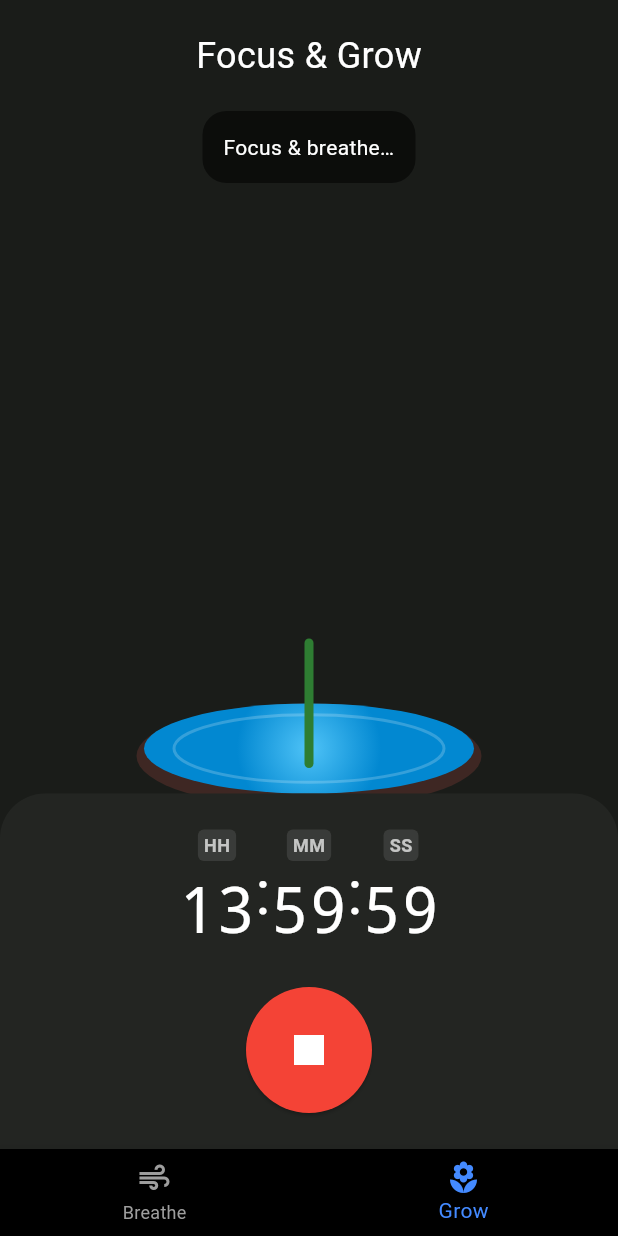
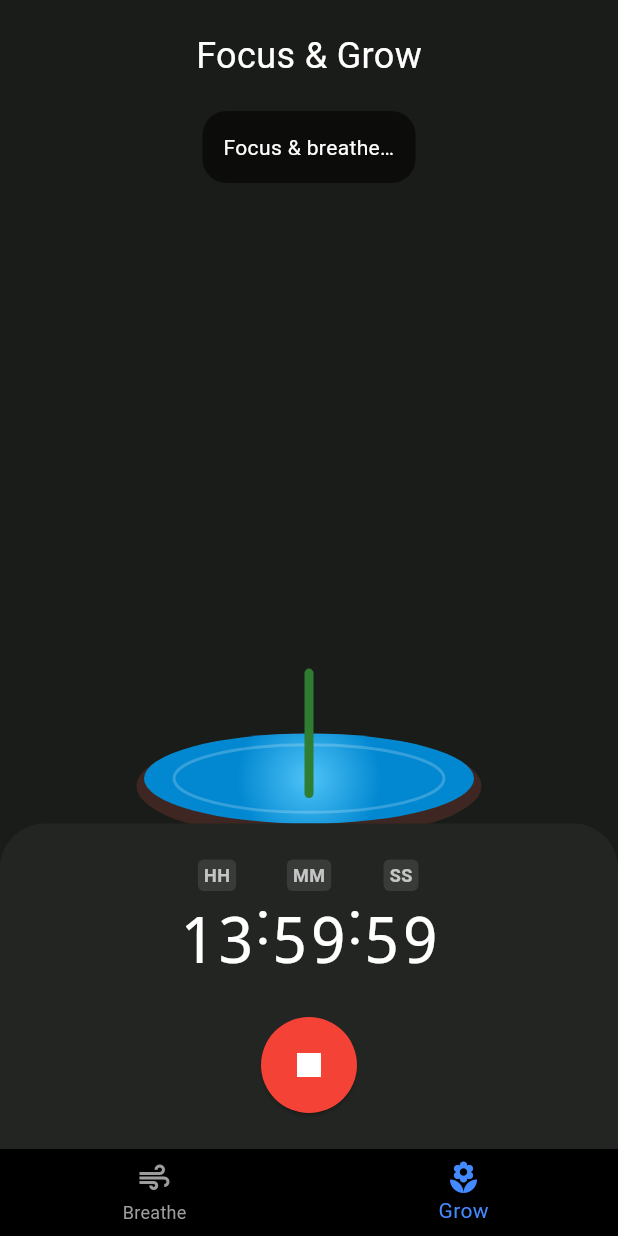
Before and after one commit to atharvamahabal/QuietSpace, a Flutter app: the screen it shows after launch, item 2 of the bottom bar chosen, scrolled down 576 dp, after a tap on the "play arrow" icon, on a phone screen of 412 x 824 dp. Run offline on Flutter 3.47's test engine with Material 3 defaults, Android fonts, the phone set to English and light mode, and no system bars; our stand-ins replace audioplayers, confetti.

Commit message:
update 1.1

```diff
--- a/lib/plant_timer_page.dart
+++ b/lib/plant_timer_page.dart
@@ -1,6 +1,7 @@
 import 'dart:math';
 import 'package:flutter/material.dart';
 import 'package:confetti/confetti.dart';
+import 'package:audioplayers/audioplayers.dart';
 
 enum FlowerType { sunflower, rose, lotus }
 
@@ -18,6 +19,7 @@ class _PlantTimerPageState extends State<PlantTimerPage>
 
   AnimationController? _timerController;
   late ConfettiController _confettiController;
+  final AudioPlayer _audioPlayer = AudioPlayer();
 
   int _hours = 0;
   int _minutes = 0;
@@ -79,6 +81,7 @@ class _PlantTimerPageState extends State<PlantTimerPage>
     _growthController.dispose();
     _timerController?.dispose();
     _confettiController.dispose();
+    _audioPlayer.dispose();
     super.dispose();
   }
 
@@ -93,6 +96,14 @@ class _PlantTimerPageState extends State<PlantTimerPage>
       _motivationalMessage = "Focus & breathe…";
       _milestone25 = _milestone50 = _milestone75 = _milestone100 = false;
     });
+
+    // Start ambient music
+    _audioPlayer.setReleaseMode(ReleaseMode.loop);
+    try {
+      _audioPlayer.play(AssetSource('sounds/ambient.mp3'));
+    } catch (e) {
+      debugPrint("Error playing audio: $e");
+    }
 
     _growthController.duration = Duration(seconds: duration);
     _growthController.forward(from: 0);
@@ -131,6 +142,7 @@ class _PlantTimerPageState extends State<PlantTimerPage>
 
     _timerController!.addStatusListener((status) {
       if (status == AnimationStatus.dismissed) {
+        _audioPlayer.stop(); // Stop audio when timer finishes
         setState(() {
           _isRunning = false;
           _currentSeconds = 0;
@@ -277,10 +289,10 @@ class _PlantTimerPageState extends State<PlantTimerPage>
                           backgroundColor:
                               _isRunning ? Colors.red : Colors.green,
                           shape: const CircleBorder(),
-                          padding: const EdgeInsets.all(22),
+                          padding: const EdgeInsets.all(16),
                         ),
                         child: Icon(_isRunning ? Icons.stop : Icons.play_arrow,
-                            size: 40, color: Colors.white),
+                            size: 32, color: Colors.white),
                       ),
                     ],
                   ),
@@ -439,7 +451,7 @@ class PlantPainter extends CustomPainter {
   void paint(Canvas canvas, Size size) {
     final centerX = size.width / 2;
     final bottomY = size.height - 30;
-    final stemHeight = 220 * growth;
+    final stemHeight = 160 * growth;
 
     // Calculate the actual start of the plant stem (top of pot/soil)
     // Pot height is 70, so top is bottomY - 70. Soil is slightly curved above that.
--- a/pubspec.yaml
+++ b/pubspec.yaml
@@ -11,6 +11,7 @@ dependencies:
     sdk: flutter
   google_fonts: ^6.1.0
   confetti: ^0.7.0
+  audioplayers: ^6.0.0
   http: ^1.6.0
   # For state management, we'll use ValueNotifier/ChangeNotifier as it's built-in and sufficient.
   # If more complex state is needed, provider/riverpod can be added.
@@ -36,3 +37,5 @@ flutter_launcher_icons:
 
 flutter:
   uses-material-design: true
+  assets:
+    - assets/sounds/
```
Also changed, not shown: pubspec.lock, 6 other files.
